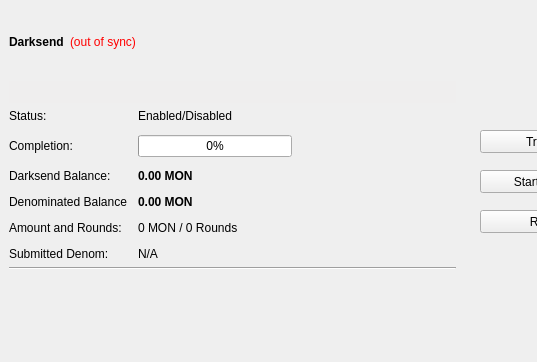
Qt form src/qt/forms/darksendpage.ui (umlaeute/KonjCoin) before a commit; both pictures show x 0 to 537 and y 0 to 362 of the 1189 by 566 pixel window.
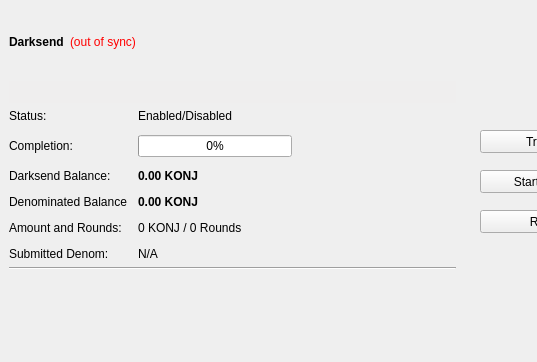
The same form after that commit.

```diff
--- a/src/qt/forms/darksendpage.ui
+++ b/src/qt/forms/darksendpage.ui
@@ -582,7 +582,7 @@
          </font>
         </property>
         <property name="text">
-         <string>0.00 MON</string>
+         <string>0.00 KONJ</string>
         </property>
        </widget>
       </item>
@@ -596,7 +596,7 @@
       <item row="5" column="1">
        <widget class="QLabel" name="labelAmountRounds">
         <property name="text">
-         <string>0 MON / 0 Rounds</string>
+         <string>0 KONJ / 0 Rounds</string>
         </property>
        </widget>
       </item>
@@ -633,7 +633,7 @@
          </font>
         </property>
         <property name="text">
-         <string notr="true">0.00 MON</string>
+         <string notr="true">0.00 KONJ</string>
         </property>
        </widget>
       </item>
```
